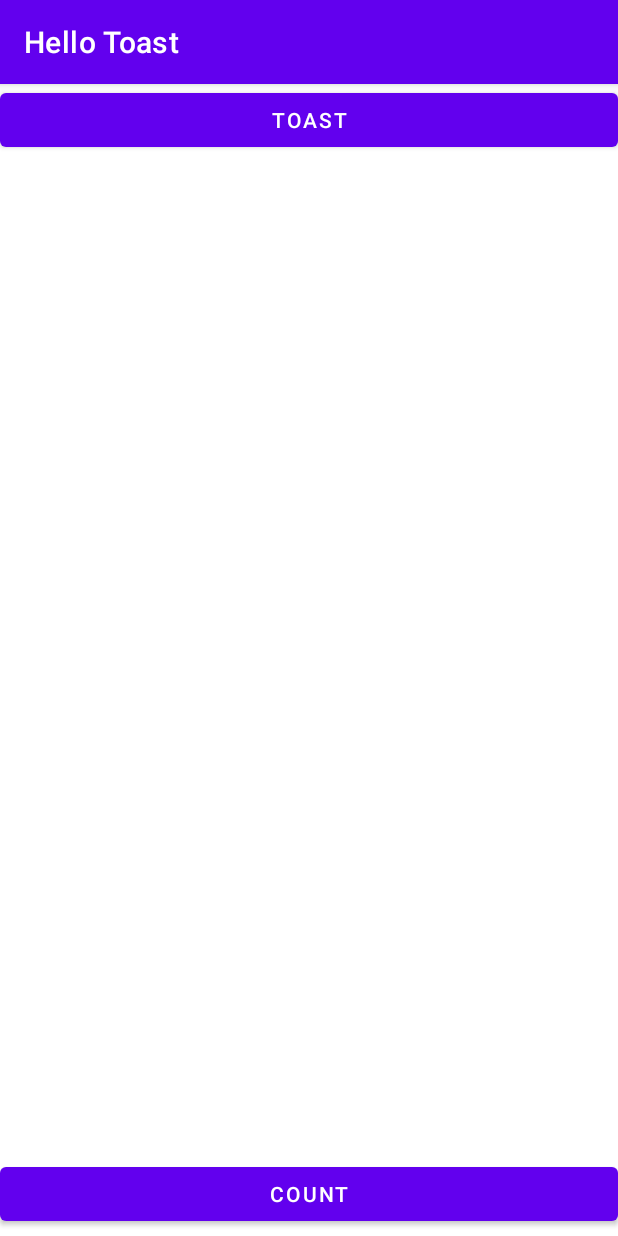
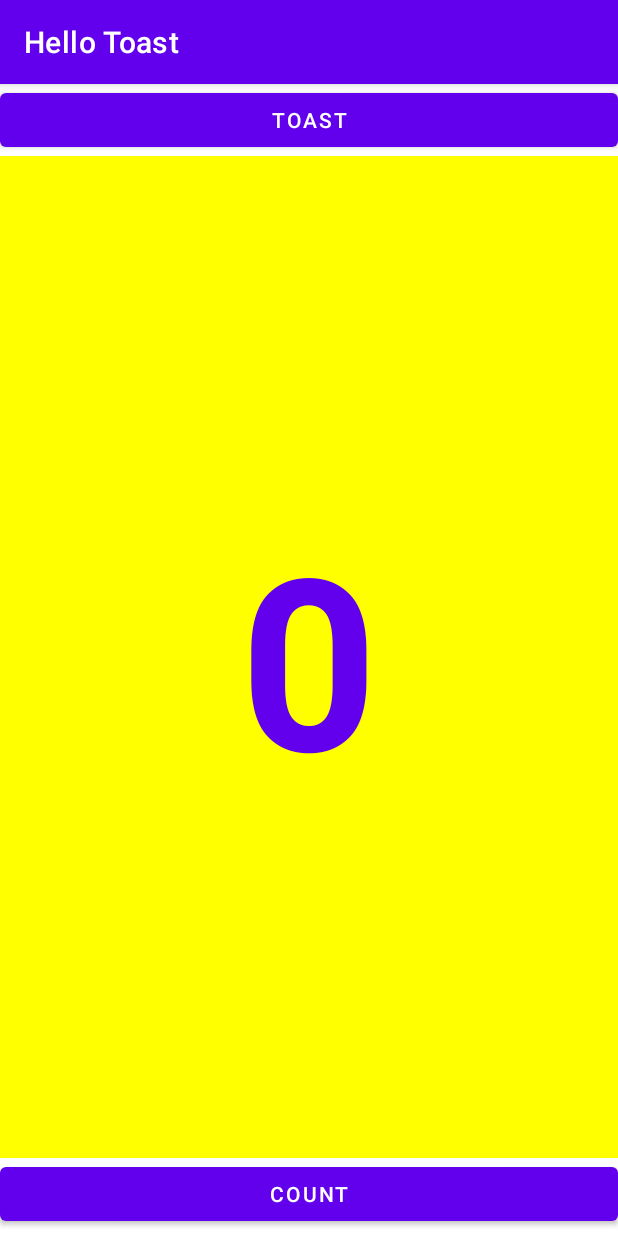
Before and after one commit to ayushpou/Hello-Toast, an Android app: the screen it shows after launch (MainActivity), on a phone screen of 412 x 824 dp. Run offline under Robolectric (Android 15) with nearby library versions, the phone set to English and light mode, and no system bars.

Commit message:
addition of text view with background

```diff
--- a/app/src/main/res/layout/activity_main.xml
+++ b/app/src/main/res/layout/activity_main.xml
@@ -25,4 +25,19 @@
         app:layout_constraintEnd_toEndOf="parent"
         app:layout_constraintHorizontal_bias="0.0"
         app:layout_constraintStart_toStartOf="parent" />
+
+    <TextView
+        android:id="@+id/show_count"
+        android:layout_width="0dp"
+        android:layout_height="0dp"
+        android:background="#FFFF00"
+        android:gravity="center|center_vertical"
+        android:text="0"
+        android:textColor="@color/design_default_color_primary"
+        android:textSize="160sp"
+        android:textStyle="bold"
+        app:layout_constraintBottom_toTopOf="@+id/button_count"
+        app:layout_constraintEnd_toEndOf="parent"
+        app:layout_constraintStart_toStartOf="parent"
+        app:layout_constraintTop_toBottomOf="@+id/button_toast" />
 </androidx.constraintlayout.widget.ConstraintLayout>
```
